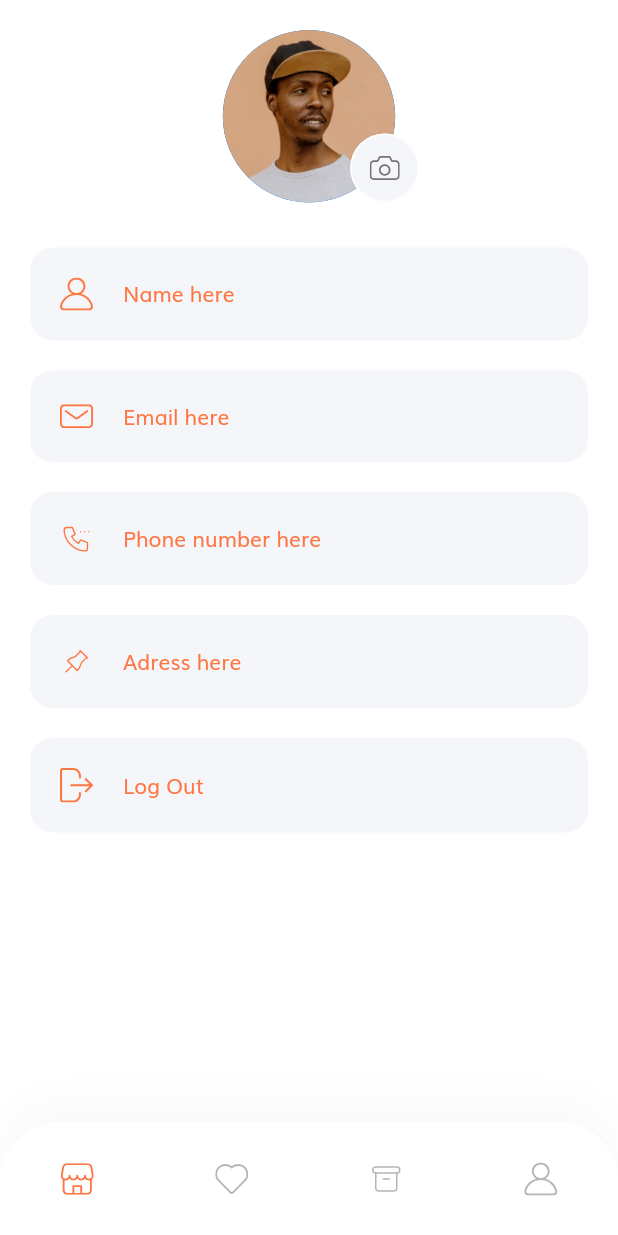
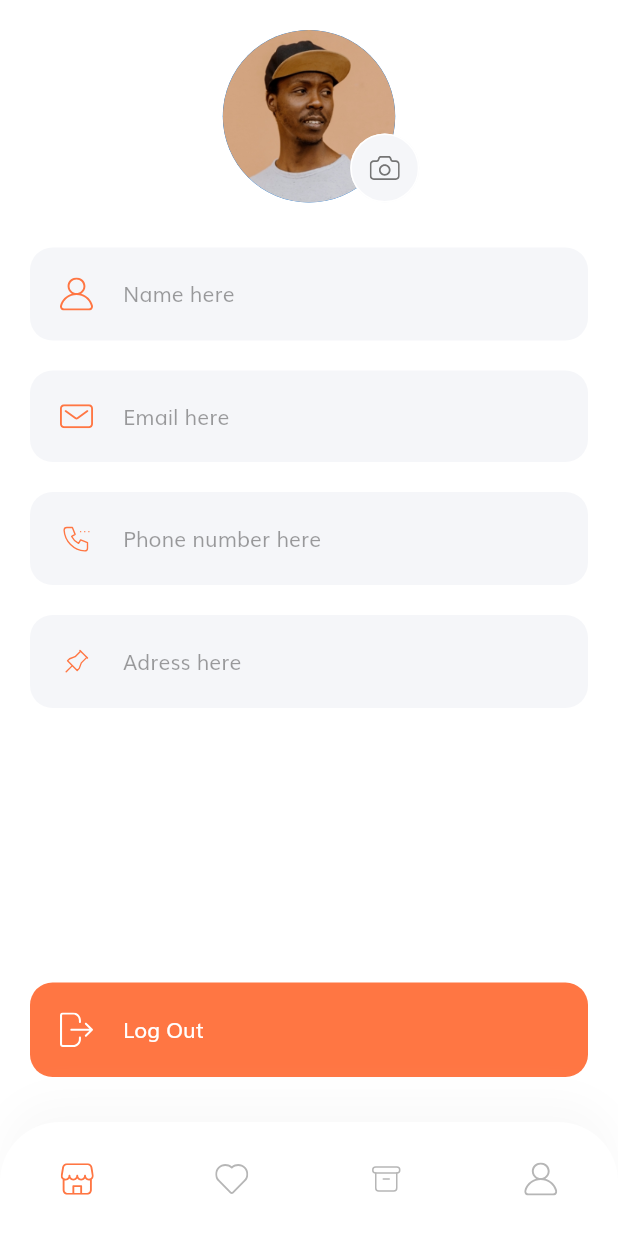
Before and after one commit to Urias-Flores/Marketplace-Flutter, a Flutter app: the HomeScreen screen opened by its route, swiped to page 4, on a phone screen of 412 x 824 dp. Run offline on Flutter 3.47's test engine with Material 2 defaults, Android fonts, the phone set to English and light mode, and no system bars; our stand-ins replace flutter_svg.

Commit message:
Screen de buscador de productos en un 90% finalizado. Mejoramiento del aspecto del screen del perfil

```diff
--- a/lib/screens/home/home_screen.dart
+++ b/lib/screens/home/home_screen.dart
@@ -1,10 +1,8 @@
-import 'package:Marketplace/screens/add_product/add_product_screen.dart';
 import 'package:Marketplace/screens/home/pages/my_products/my_products_page.dart';
 import 'package:Marketplace/screens/home/pages/profile/profile_screen.dart';
 import 'package:Marketplace/screens/home/pages/wish_list/wish_list_page.dart';
 import 'package:flutter/material.dart';
 import 'package:Marketplace/screens/home/components/coustom_bottom_nav_bar.dart';
-import 'package:Marketplace/enums.dart';
 
 import 'pages/main/main_page.dart';
 
--- /dev/null
+++ b/lib/screens/home/pages/profile/components/profiel_button.dart
@@ -0,0 +1,44 @@
+import 'package:flutter/material.dart';
+import 'package:flutter_svg/flutter_svg.dart';
+
+import '../../../../../constants.dart';
+
+class ProfileButton extends StatelessWidget {
+  const ProfileButton({
+    Key? key,
+    required this.text,
+    required this.icon,
+    this.press,
+  }) : super(key: key);
+
+  final String text, icon;
+  final VoidCallback? press;
+
+  @override
+  Widget build(BuildContext context) {
+    return Padding(
+      padding: const EdgeInsets.symmetric(horizontal: 20, vertical: 10),
+      child: TextButton(
+        style: TextButton.styleFrom(
+          primary: Colors.white,
+          padding: const EdgeInsets.all(20),
+          shape:
+          RoundedRectangleBorder(borderRadius: BorderRadius.circular(15)),
+          backgroundColor: kPrimaryColor,
+        ),
+        onPressed: press,
+        child: Row(
+          children: [
+            SvgPicture.asset(
+              icon,
+              color: Colors.white,
+              width: 22,
+            ),
+            const SizedBox(width: 20),
+            Expanded(child: Text(text)),
+          ],
+        ),
+      ),
+    );
+  }
+}
--- a/lib/screens/home/pages/profile/profile_screen.dart
+++ b/lib/screens/home/pages/profile/profile_screen.dart
@@ -1,4 +1,6 @@
+import 'package:Marketplace/screens/home/pages/profile/components/profiel_button.dart';
 import 'package:Marketplace/screens/sign_in/sign_in_screen.dart';
+import 'package:Marketplace/size_config.dart';
 import 'package:flutter/material.dart';
 
 import 'components/profile_menu.dart';
@@ -9,39 +11,46 @@ class ProfilePage extends StatelessWidget {
   const ProfilePage({super.key});
   @override
   Widget build(BuildContext context) {
-    return SingleChildScrollView(
+    return Container(
       padding: const EdgeInsets.symmetric(vertical: 20),
       child: Column(
         children: [
           const ProfilePic(),
           const SizedBox(height: 20),
+          Expanded(
+            child: Column(
+              mainAxisAlignment: MainAxisAlignment.spaceBetween,
+              children: [
+                const Column(
+                  children: [
                     ProfileMenu(
                       text: "Name here",
                       icon: "assets/icons/User Icon.svg",
-            press: () => {},
                     ),
                     ProfileMenu(
                       text: "Email here",
                       icon: "assets/icons/Mail.svg",
-            press: () {},
                     ),
                     ProfileMenu(
                       text: "Phone number here",
                       icon: "assets/icons/Phone-2.svg",
-            press: () {},
                     ),
                     ProfileMenu(
                       text: "Adress here",
                       icon: "assets/icons/Pin.svg",
-            press: () {},
                     ),
-          ProfileMenu(
+                  ],
+                ),
+                ProfileButton(
                   text: "Log Out",
                   icon: "assets/icons/Log out.svg",
                   press: () { Navigator.pushNamed(context, SignInScreen.routeName); },
                 ),
               ],
             ),
+          )
+        ],
+      ),
     );
   }
 }
```
Also changed, not shown: lib/components/search_field.dart (+9 -10 lines), lib/screens/home/pages/main/components/discount_banner.dart (+3 -4 lines), lib/screens/home/pages/main/components/home_header.dart (+10 -26 lines), lib/screens/home/pages/main/components/popular_product.dart (+5 -4 lines), lib/screens/home/pages/main/main_page.dart (+3 -4 lines), lib/screens/search/components/header.dart (deleted, +0 -25 lines), lib/screens/search/components/products_list.dart (added, +53 -0 lines), lib/screens/search/components/search_header.dart (added, +29 -0 lines), lib/screens/search/search_screen.dart (+21 -15 lines). Lines whose indentation alone changed are shown as unchanged.
